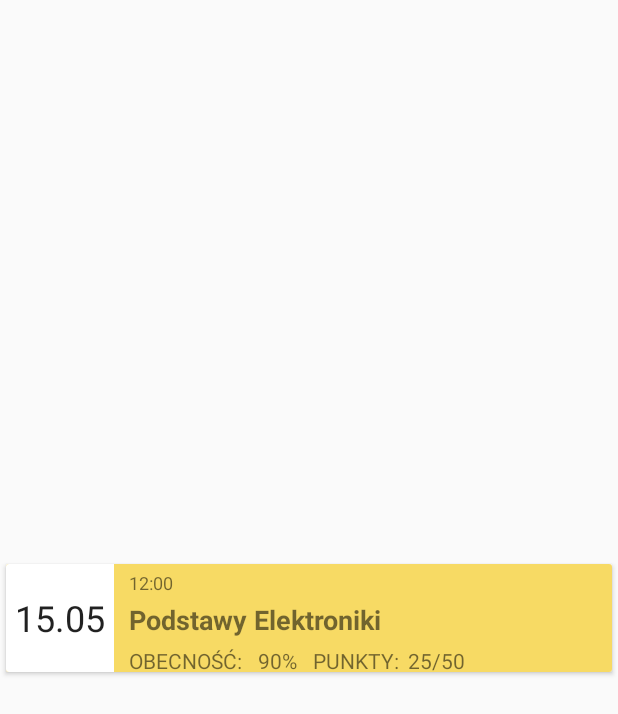
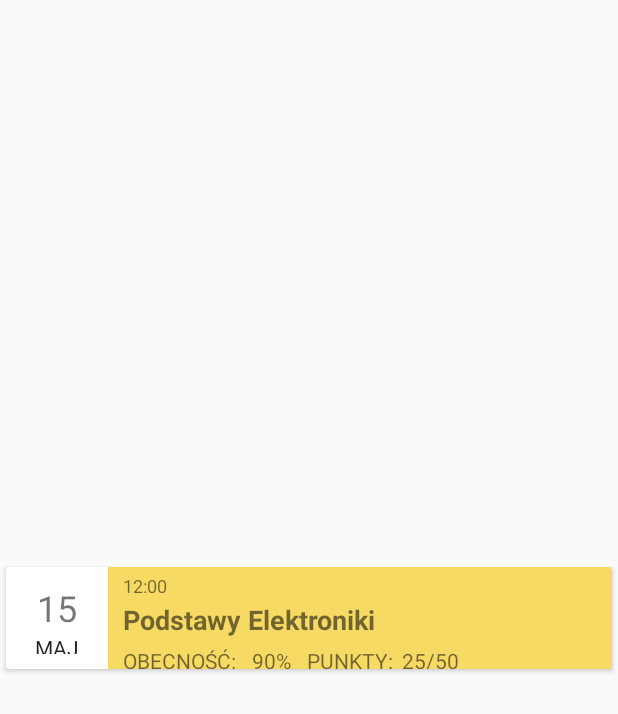
Before and after one commit to Fejcvk/StudiesManager, an Android app: the layout schedulecardview.xml on its own in the app's theme, with its tools: preview values and no code run, on a phone screen of 412 x 824 dp. Shown: the top 714 px of the screen. Run offline under Robolectric (Android 15) with nearby library versions, the phone set to English and light mode, and no system bars.

Commit message:
zmiana wyswietlania daty na CardView w harmonogramie

```diff
--- a/app/src/main/java/com/example/tomasz/studiesmenager/ScheduleAdapterCardView.java
+++ b/app/src/main/java/com/example/tomasz/studiesmenager/ScheduleAdapterCardView.java
@@ -12,6 +12,8 @@ import android.widget.TextView;
 import com.example.tomasz.studiesmenager.Model.Attendence;
 
 
+import java.util.ArrayList;
+import java.util.Arrays;
 import java.util.Calendar;
 import java.util.Collections;
 import java.util.Comparator;
@@ -97,7 +99,10 @@ public class ScheduleAdapterCardView extends RecyclerView.Adapter<ScheduleAdapte
         c.setTime(a.Date);
         h.setTime(a.Class.StartHour);
         //int cDay = c.get(Calendar.DAY_OF_MONTH);
-        holder.date.setText(Integer.toString(c.get(Calendar.DAY_OF_MONTH)) + "." + Integer.toString(c.get(Calendar.MONTH)));
+        holder.date.setText(Integer.toString(c.get(Calendar.DAY_OF_MONTH)));
+
+        String[] months = {"STY", "LUT", "MAR", "KWI", "MAJ", "CZE", "LIP", "SIE", "WRZ", "PAZ", "LIS", "GRU"};
+        holder.month.setText(months[c.get(Calendar.MONTH)]);
         holder.time.setText(Integer.toString(h.get(Calendar.HOUR)) + ":" + Integer.toString(h.get(Calendar.MINUTE)));
 
 
@@ -115,6 +120,7 @@ public class ScheduleAdapterCardView extends RecyclerView.Adapter<ScheduleAdapte
         CardView cv;
         TextView title;
         TextView date;
+        TextView month;
         TextView time;
         LinearLayout cardLinearLayout;
         //TextView att;
@@ -127,6 +133,7 @@ public class ScheduleAdapterCardView extends RecyclerView.Adapter<ScheduleAdapte
             cv = (CardView)itemView.findViewById(R.id.card_view_template);
             title = (TextView)itemView.findViewById(R.id.card_subject_title);
             date = (TextView)itemView.findViewById(R.id.card_subject_date);
+            month = (TextView)itemView.findViewById(R.id.card_subject_month);
             time = (TextView) itemView.findViewById(R.id.card_subject_time);
             cardLinearLayout = (LinearLayout) itemView.findViewById(R.id.card_subject_bg);
             //att = (TextView) itemView.findViewById(R.id.card_subject_att); //+ %
--- a/app/src/main/java/com/example/tomasz/studiesmenager/ScheduleViewActivity.java
+++ b/app/src/main/java/com/example/tomasz/studiesmenager/ScheduleViewActivity.java
@@ -52,8 +52,5 @@ public class ScheduleViewActivity extends AppCompatActivity {
             else break;
         }
         mLayoutManager.scrollToPosition(count);
-
     }
-
-
 }
--- a/app/src/main/res/layout/schedulecardview.xml
+++ b/app/src/main/res/layout/schedulecardview.xml
@@ -9,7 +9,6 @@
     android:layout_margin="4dp"
     android:layout_marginBottom="0dp">
 
-
     <LinearLayout
         android:id="@+id/card_subject_bg"
         android:layout_width="match_parent"
@@ -17,16 +16,33 @@
         android:background="@color/colorTut"
         android:orientation="horizontal">
 
-        <TextView
-            android:id="@+id/card_subject_date"
-            android:layout_width="72dp"
-            android:layout_height="72dp"
+        <LinearLayout
+            android:layout_width="wrap_content"
+            android:layout_height="wrap_content"
             android:background="@android:color/background_light"
-            android:gravity="center"
-            android:text="15.05"
-            android:textAlignment="center"
-            android:textAppearance="@style/TextAppearance.AppCompat"
-            android:textSize="24sp" />
+            android:orientation="vertical">
+
+            <TextView
+                android:id="@+id/card_subject_date"
+                android:layout_width="68dp"
+                android:layout_height="34dp"
+                android:layout_marginTop="10dp"
+                android:gravity="center_horizontal|center"
+                android:text="15"
+                android:textSize="24sp" />
+
+            <TextView
+                android:id="@+id/card_subject_month"
+                android:layout_width="68dp"
+                android:layout_height="14dp"
+                android:layout_marginBottom="10dp"
+                android:gravity="center"
+                android:text="MAJ"
+                android:textAlignment="center"
+                android:textAppearance="@style/TextAppearance.AppCompat"
+                android:textSize="14sp" />
+
+        </LinearLayout>
 
         <LinearLayout
             android:layout_width="match_parent"
```
